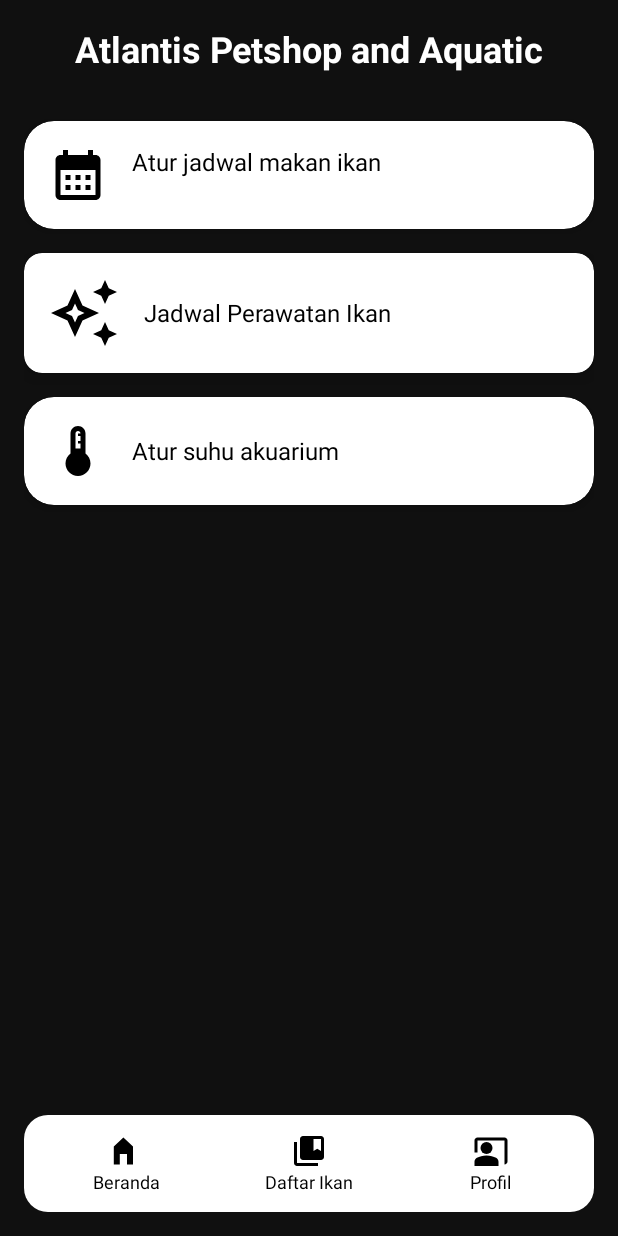
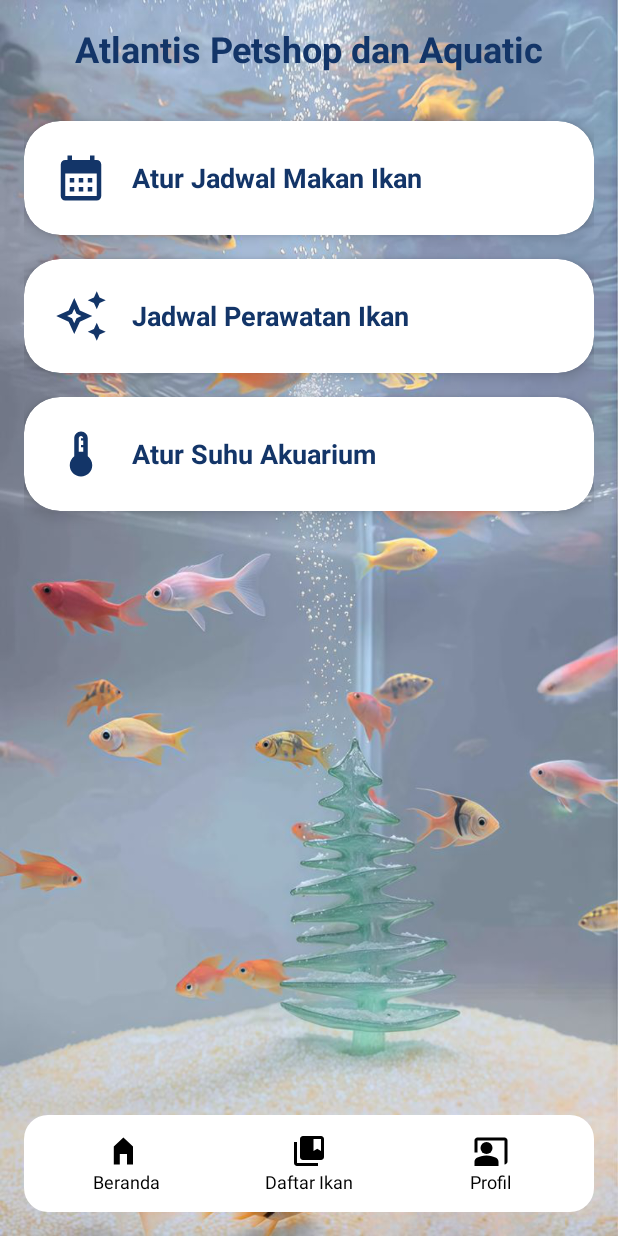
Before and after one commit to SimaSabrina30/SmartAkuarium, an Android app: the beranda screen opened directly, with no data from a screen before it, on a phone screen of 412 x 824 dp. Run offline under Robolectric (Android 15) with nearby library versions, the phone set to English and light mode, and no system bars.

Commit message:
update aplikasi

```diff
--- a/app/src/main/java/com/sima/smartakuarium/beranda.java
+++ b/app/src/main/java/com/sima/smartakuarium/beranda.java
@@ -35,22 +35,24 @@ public class beranda extends AppCompatActivity {
             startActivity(intent);
         });
 
-        // Navigasi Manual Bottom Navigation
+        // Bottom Navigation - Jadwal
         LinearLayout navSchedule = findViewById(R.id.nav_schedule);
         navSchedule.setOnClickListener(v -> {
             Intent intent = new Intent(beranda.this, daftarikan.class);
             startActivity(intent);
         });
 
-        //LinearLayout navProfile = findViewById(R.id.nav_profile);
-      //  navProfile.setOnClickListener(v -> {
-           // Intent intent = new Intent(beranda.this, profil.class);
-            //startActivity(intent);
-        //});
+        // Bottom Navigation - Profil (ini bagian yang kamu butuhkan)
+        LinearLayout navProfile = findViewById(R.id.nav_profile);
+        navProfile.setOnClickListener(v -> {
+            Intent intent = new Intent(beranda.this, ProfileActivity.class);
+            startActivity(intent);
+        });
 
+        // Bottom Navigation - Home
         LinearLayout navHome = findViewById(R.id.nav_home);
         navHome.setOnClickListener(v -> {
-            // Sudah di halaman ini, tidak melakukan apa-apa atau bisa refresh
+            // Sudah di halaman ini, tidak melakukan apa-apa
         });
     }
 }
--- a/app/src/main/res/layout/activity_beranda.xml
+++ b/app/src/main/res/layout/activity_beranda.xml
@@ -6,7 +6,7 @@
     android:layout_width="match_parent"
     android:layout_height="match_parent"
     android:orientation="vertical"
-    android:background="#101010"
+    android:background="@drawable/aquarium"
     android:padding="16dp"
     tools:context=".beranda">
 
@@ -15,11 +15,11 @@
         android:id="@+id/tv_title"
         android:layout_width="match_parent"
         android:layout_height="wrap_content"
-        android:text="Atlantis Petshop and Aquatic"
+        android:text="Atlantis Petshop dan Aquatic"
         android:textSize="24sp"
         android:textStyle="bold"
         android:gravity="center"
-        android:textColor="#FFFFFF"
+        android:textColor="#133568"
         android:layout_marginBottom="32dp" />
 
     <!-- Card 1: Atur Jadwal Makan Ikan -->
@@ -28,60 +28,69 @@
         android:layout_width="match_parent"
         android:layout_height="wrap_content"
         android:layout_marginBottom="16dp"
-        app:cardElevation="4dp"
-        app:cardCornerRadius="20dp">
+        app:cardElevation="6dp"
+        app:cardCornerRadius="24dp"
+        android:clickable="true"
+        android:foreground="?android:attr/selectableItemBackground">
+
         <LinearLayout
             android:layout_width="match_parent"
             android:layout_height="wrap_content"
             android:orientation="horizontal"
-            android:padding="16dp">
+            android:gravity="center_vertical"
+            android:padding="20dp">
 
             <ImageView
-                android:layout_width="40dp"
-                android:layout_height="40dp"
+                android:layout_width="36dp"
+                android:layout_height="36dp"
                 android:layout_marginEnd="16dp"
                 android:contentDescription="Icon Jadwal Makan Ikan"
-                android:src="@drawable/kalender" />
+                android:src="@drawable/kalender"
+                app:tint="#133568" />
 
             <TextView
                 android:layout_width="wrap_content"
                 android:layout_height="wrap_content"
-                android:text="Atur jadwal makan ikan"
-                android:textSize="16sp"
-                android:textColor="#000000" />
+                android:text="Atur Jadwal Makan Ikan"
+                android:textSize="18sp"
+                android:textColor="#133568"
+                android:textStyle="bold" />
         </LinearLayout>
     </androidx.cardview.widget.CardView>
 
-    <!-- Card 2: Atur Jadwal Perawatan Ikan -->
+    <!-- Card 2: Jadwal Perawatan Ikan -->
     <androidx.cardview.widget.CardView
         android:id="@+id/cardJadwalPerawatanIkan"
         android:layout_width="match_parent"
         android:layout_height="wrap_content"
         android:layout_marginBottom="16dp"
-        app:cardElevation="8dp"
-        app:cardCornerRadius="12dp"
+        app:cardElevation="6dp"
+        app:cardCornerRadius="24dp"
         android:clickable="true"
         android:foreground="?android:attr/selectableItemBackground">
+
         <LinearLayout
             android:layout_width="match_parent"
             android:layout_height="wrap_content"
             android:orientation="horizontal"
-            android:padding="16dp">
+            android:gravity="center_vertical"
+            android:padding="20dp">
 
             <ImageView
-                android:layout_width="48dp"
-                android:layout_height="48dp"
+                android:layout_width="36dp"
+                android:layout_height="36dp"
+                android:layout_marginEnd="16dp"
+                android:contentDescription="Icon Perawatan Ikan"
                 android:src="@drawable/perawatan"
-                android:contentDescription="Perawatan Ikan" />
+                app:tint="#133568" />
 
             <TextView
                 android:layout_width="wrap_content"
                 android:layout_height="wrap_content"
                 android:text="Jadwal Perawatan Ikan"
-                android:textSize="16sp"
-                android:textColor="#000000"
-                android:layout_gravity="center_vertical"
-                android:layout_marginStart="16dp" />
+                android:textSize="18sp"
+                android:textColor="#133568"
+                android:textStyle="bold" />
         </LinearLayout>
     </androidx.cardview.widget.CardView>
 
@@ -91,34 +100,37 @@
         android:layout_width="match_parent"
         android:layout_height="wrap_content"
         android:layout_marginBottom="16dp"
-        app:cardElevation="4dp"
-        app:cardCornerRadius="20dp"
+        app:cardElevation="6dp"
+        app:cardCornerRadius="24dp"
         android:clickable="true"
         android:foreground="?android:attr/selectableItemBackground">
+
         <LinearLayout
             android:layout_width="match_parent"
             android:layout_height="wrap_content"
             android:orientation="horizontal"
-            android:padding="16dp">
+            android:gravity="center_vertical"
+            android:padding="20dp">
 
             <ImageView
-                android:layout_width="40dp"
-                android:layout_height="40dp"
+                android:layout_width="36dp"
+                android:layout_height="36dp"
                 android:layout_marginEnd="16dp"
                 android:contentDescription="Icon Suhu Akuarium"
-                android:src="@drawable/ic_temperatur" />
+                android:src="@drawable/ic_temperatur"
+                app:tint="#133568" />
 
             <TextView
                 android:layout_width="wrap_content"
                 android:layout_height="wrap_content"
-                android:text="Atur suhu akuarium"
-                android:textSize="16sp"
-                android:textColor="#000000"
-                android:layout_gravity="center_vertical" />
+                android:text="Atur Suhu Akuarium"
+                android:textSize="18sp"
+                android:textColor="#133568"
+                android:textStyle="bold" />
         </LinearLayout>
     </androidx.cardview.widget.CardView>
 
-    <!-- Space for content before Bottom Navigation -->
+    <!-- Spacer sebelum bottom nav -->
     <LinearLayout
         android:layout_width="match_parent"
         android:layout_height="0dp"
@@ -159,7 +171,7 @@
                 android:textColor="#000000" />
         </LinearLayout>
 
-        <!-- Jadwal -->
+        <!-- Daftar Ikan -->
         <LinearLayout
             android:id="@+id/nav_schedule"
             android:layout_width="0dp"
```
Also changed, not shown: app/src/main/java/com/sima/smartakuarium/atursuhu.java (+41 -14 lines), app/src/main/java/com/sima/smartakuarium/jadwalmakanikan.java (+10 -0 lines), app/src/main/java/com/sima/smartakuarium/jadwalperawatanikan.java (+37 -29 lines), app/src/main/res/layout/activity_atursuhu.xml (+24 -27 lines), app/src/main/res/layout/activity_daftarikan.xml (+16 -17 lines), app/src/main/res/layout/activity_detailakuarium.xml (+26 -20 lines), app/src/main/res/layout/activity_jadwalmakanikan.xml (+15 -16 lines), app/src/main/res/layout/activity_jadwalperawatanikan.xml (+15 -14 lines).
